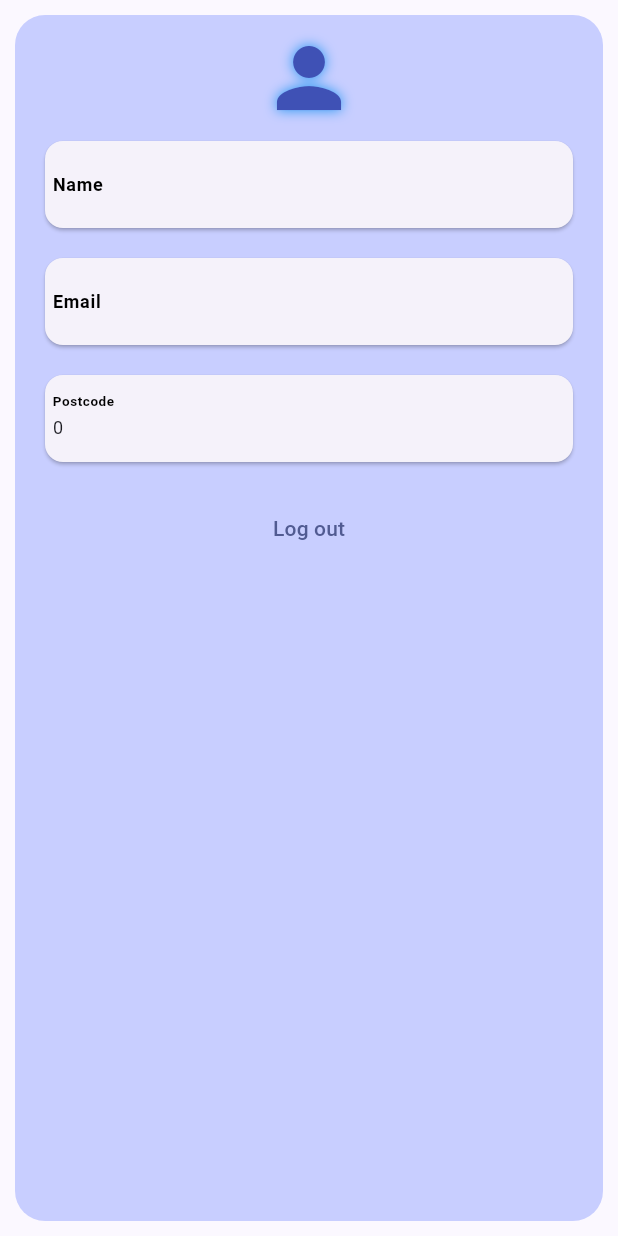
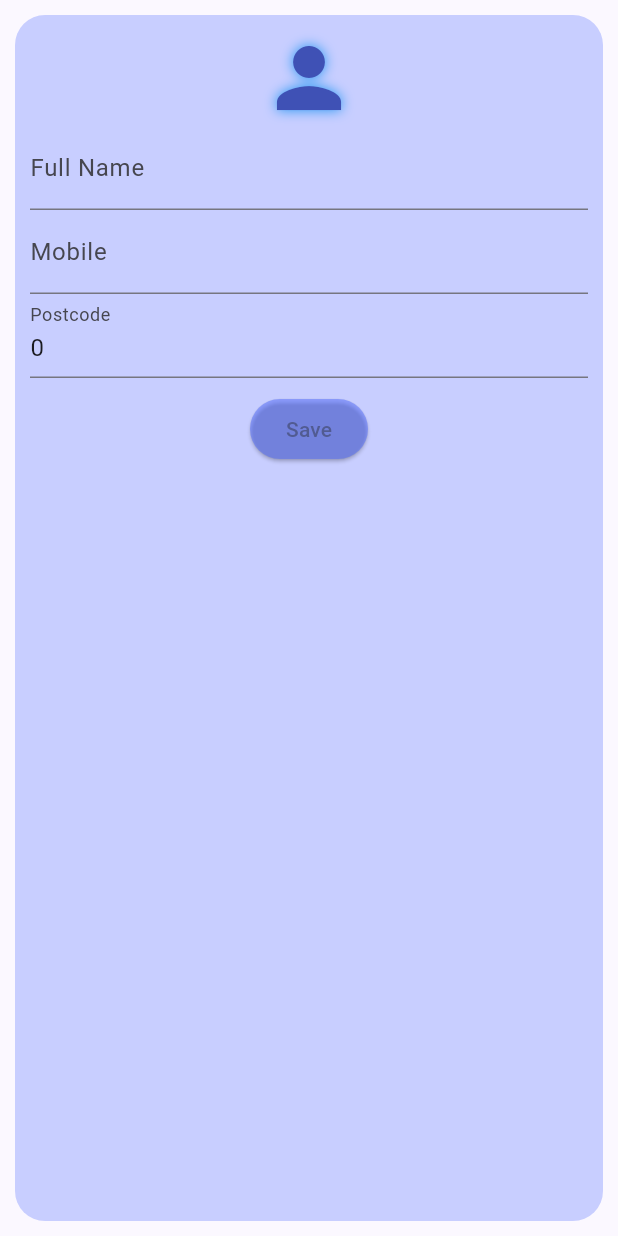
Before and after one commit to lalitparkale/TrustNet, a Flutter app: the BasicProfileCard widget shown alone on an empty page, opened directly, on a phone screen of 412 x 824 dp. Run offline on Flutter 3.47's test engine with Material 3 defaults, Android fonts, the light colour scheme and no system bars; missing offline and left inert: aad_b2c_webview; statements that could not run were skipped.

Commit message:
1. made mobile as mandatory filed for user profile 2. converted basic user profile widget into a Form for validation 3. on first use, guided user to update profile

```diff
--- a/Prototype/mobile_app/lib/model/profile_model.dart
+++ b/Prototype/mobile_app/lib/model/profile_model.dart
@@ -5,6 +5,7 @@ import 'package:pickeze/globals.dart';
 class UserProfile {
   late String name = '';
   late String email = '';
+  String mobile = '';
   //String photoUrl;
   late int postcode = 0;
   double lat = 0;
@@ -17,6 +18,7 @@ class UserProfile {
   UserProfile.fromJson(Map<String, dynamic> json)
       : name = json['name'] as String,
         email = json['email'] as String,
+        mobile = json['mobile'] as String,
         postcode = json['postcode'] as int,
         lat = json['lat'] as double,
         lon = json['lon'] as double,
@@ -24,6 +26,7 @@ class UserProfile {
 
   Map<String, dynamic> toJson() => {
         'name': name,
+        'mobile': mobile,
         'email': email,
         'postcode': postcode,
         'lat': lat,
--- a/Prototype/mobile_app/lib/model/recom_model.dart
+++ b/Prototype/mobile_app/lib/model/recom_model.dart
@@ -1,7 +1,6 @@
 //import 'package:mobile_app/model/profile_model.dart';
 //import package profile_model.dart
 import 'package:pickeze/globals.dart';
-import 'package:pickeze/model/search_model.dart';
 import '../model/profile_model.dart';
 
 class RecommendationModel {
--- a/Prototype/mobile_app/lib/pages/biz.dart
+++ b/Prototype/mobile_app/lib/pages/biz.dart
@@ -24,7 +24,7 @@ class BizPage extends StatelessWidget {
           ),
           alignment: Alignment.center,
           child: Text(
-            cBizContact.bizName ?? 'No Business Name Provided',
+            cBizContact.bizName,
             style: const TextStyle(
                 fontSize: 14,
                 fontWeight: FontWeight.bold,
--- a/Prototype/mobile_app/lib/pages/profile.dart
+++ b/Prototype/mobile_app/lib/pages/profile.dart
@@ -541,38 +541,40 @@ class BasicProfileCard extends StatelessWidget {
         color: Colors.indigoAccent.withOpacity(0.3),
         borderRadius: BorderRadius.circular(20),
       ),
-      child: Column(
+      child: const Column(
         children: [
           //display user profile
-          const Icon(
+          Icon(
             Icons.person,
             size: 64,
             color: Colors.indigo,
             shadows: [Shadow(color: Colors.blue, blurRadius: 10)],
           ),
-          profileLineItem('Name', globals.gUserProfile.name),
-          profileLineItem('Email', globals.gUserProfile.email),
-          profileLineItem('Postcode', globals.gUserProfile.postcode.toString()),
+          // profileLineItem('Name', globals.gUserProfile.name),
+          // profileLineItem('Mobile', globals.gUserProfile.mobile),
+          // profileLineItem('Postcode', globals.gUserProfile.postcode.toString()),
+          // //profileLineItem('Email', globals.gUserProfile.email),
+          FormUserProfile(),
 
-          const SizedBox(height: 10),
-          TextButton(
-              onPressed: () {
-                Navigator.push(
-                  context,
-                  MaterialPageRoute(
-                      builder: (context) => const LoginPage(title: 'Pickeze')),
-                );
-              },
-              child: const Text('Log out')),
+          //SizedBox(height: 10),
+          //
+          // TextButton(
+          //     onPressed: () {
+          //       Navigator.push(
+          //         context,
+          //         MaterialPageRoute(
+          //             builder: (context) =>
+          //                 const LoginPage(title: 'Pickeze Login')),
+          //       );
+          //     },
+          //     child: const Text('Log out')),
         ],
       ),
     );
   }
 
-  Card profileLineItem(String cellTitle, String? cellValue) {
-    return Card(
-      margin: const EdgeInsets.all(10),
-      child: Row(
+  Widget profileLineItem(String cellTitle, String? cellValue) {
+    return Row(
       children: [
         if (cellValue != null)
           Expanded(
@@ -597,6 +599,7 @@ class BasicProfileCard extends StatelessWidget {
                     ),
                   ),
                 ),
+                onChanged: (value) {},
                 onSubmitted: (value) {
                   //save user profile to db
                   if (cellTitle == 'Name') {
@@ -605,6 +608,8 @@ class BasicProfileCard extends StatelessWidget {
                     gUserProfile.email = value;
                   } else if (cellTitle == 'Postcode') {
                     gUserProfile.postcode = int.parse(value);
+                  } else if (cellTitle == 'Mobile') {
+                    gUserProfile.mobile = value;
                   }
                   saveUserProfile();
                 },
@@ -620,6 +625,109 @@ class BasicProfileCard extends StatelessWidget {
                     color: Colors.grey)),
           ),
       ],
+    );
+  }
+}
+
+class FormUserProfile extends StatefulWidget {
+  const FormUserProfile({super.key});
+
+  @override
+  State<FormUserProfile> createState() => FormUserProfileState();
+}
+
+class FormUserProfileState extends State<FormUserProfile> {
+  final GlobalKey<FormState> formKeyProfile = GlobalKey<FormState>();
+
+  @override
+  Widget build(BuildContext context) {
+    //UserContact newContact = UserContact(fName: '', fullName: '', mobile: '');
+
+    return Form(
+      key: formKeyProfile,
+      child: Column(
+        children: [
+          TextFormField(
+            controller: TextEditingController()..text = gUserProfile.name,
+            onSaved: (newValue) {
+              gUserProfile.name = newValue!;
+            },
+            decoration: const InputDecoration(
+              hintText: 'Full Name',
+              labelText: 'Full Name',
+            ),
+            validator: (String? value) {
+              if (value == null || value.isEmpty) {
+                return 'Please enter full name';
+              }
+              return null;
+            },
+          ),
+          TextFormField(
+            controller: TextEditingController()..text = gUserProfile.mobile,
+            onSaved: (newValue) {
+              gUserProfile.mobile = newValue!;
+            },
+            decoration: const InputDecoration(
+              hintText: 'Mobile',
+              labelText: 'Mobile',
+            ),
+            inputFormatters: [
+              FilteringTextInputFormatter.allow(RegExp('[+0-9]')),
+            ],
+            validator: (String? value) {
+              if (value == null || value.isEmpty) {
+                return 'Please enter mobile number';
+              }
+              return null;
+            },
+          ),
+          TextFormField(
+            controller: TextEditingController()
+              ..text = gUserProfile.postcode.toString(),
+            onSaved: (newValue) {
+              if ((newValue != null) && (newValue.isNotEmpty)) {
+                gUserProfile.postcode = int.parse(newValue);
+              }
+            },
+            decoration: const InputDecoration(
+              hintText: 'Postcode',
+              labelText: 'Postcode',
+            ),
+            inputFormatters: [
+              FilteringTextInputFormatter.allow(RegExp('[0-9]')),
+            ],
+            validator: (String? value) {
+              if (value == null || value.isEmpty) {
+                return 'Please enter your post code';
+              }
+              return null;
+            },
+          ),
+          Row(
+            mainAxisAlignment: MainAxisAlignment.spaceEvenly,
+            children: [
+              Padding(
+                padding: const EdgeInsets.symmetric(vertical: 10.0),
+                child: ElevatedButton(
+                  style: ElevatedButton.styleFrom(
+                    backgroundColor: Colors.indigoAccent.withOpacity(0.5),
+                  ),
+                  onPressed: () {
+                    // Validate will return true if the form is valid, or false if
+                    // the form is invalid.
+                    formKeyProfile.currentState!.save();
+                    if (formKeyProfile.currentState!.validate()) {
+                      //save user profile to db
+                      saveUserProfile();
+                    }
+                  },
+                  child: const Text('Save'),
+                ),
+              ),
+            ],
+          ),
+        ],
       ),
     );
   }
--- a/Prototype/mobile_app/lib/pages/recommendation.dart
+++ b/Prototype/mobile_app/lib/pages/recommendation.dart
@@ -1,10 +1,10 @@
 //import 'dart:html';
 
 import 'package:flutter/material.dart';
+import 'package:pickeze/globals.dart';
 import 'package:pickeze/pages/biz.dart';
 import '../model/profile_model.dart';
 import '../model/recom_model.dart';
-import '../model/search_model.dart';
 import '../pages/screen_lib.dart';
 
 //import 'package:google_maps_flutter/google_maps_flutter.dart';
--- a/Prototype/mobile_app/lib/pages/screen_lib.dart
+++ b/Prototype/mobile_app/lib/pages/screen_lib.dart
@@ -1,7 +1,7 @@
 library screen_lib;
 
 import 'package:flutter/material.dart';
-import 'package:pickeze/model/search_model.dart';
+import 'package:pickeze/globals.dart';
 import 'package:pickeze/pages/network.dart';
 import 'package:pickeze/pages/recommendation.dart';
 import '../pages/home.dart';
--- a/Prototype/mobile_app/pubspec.yaml
+++ b/Prototype/mobile_app/pubspec.yaml
@@ -16,7 +16,7 @@ publish_to: 'none' # Remove this line if you wish to publish to pub.dev
 # https://developer.apple.com/library/archive/documentation/General/Reference/InfoPlistKeyReference/Articles/CoreFoundationKeys.html
 # In Windows, build-name is used as the major, minor, and patch parts
 # of the product and file versions while build-number is used as the build suffix.
-version: 0.0.6+11
+version: 0.0.7+13
 
 environment:
   sdk: '>=3.2.3 <4.0.0'
```
Also changed, not shown: Prototype/mobile_app/lib/globals.dart (+28 -3 lines), Prototype/mobile_app/lib/main.dart (+15 -4 lines), Prototype/mobile_app/lib/model/search_model.dart (deleted, +0 -10 lines), Prototype/mobile_app/lib/pages/home.dart (+44 -1 lines). Lines whose indentation alone changed are shown as unchanged.
